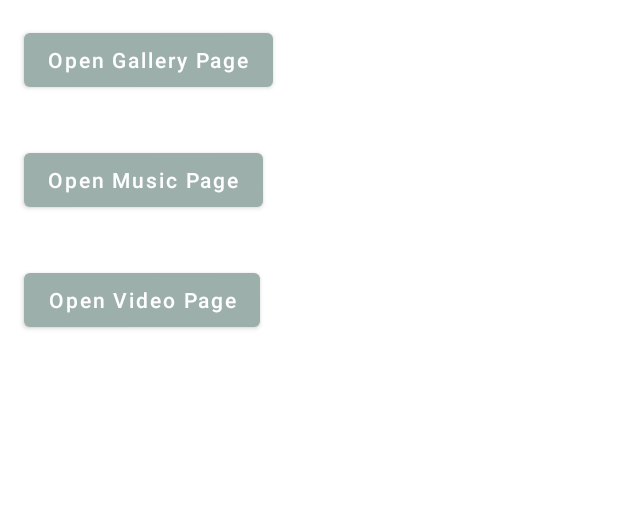
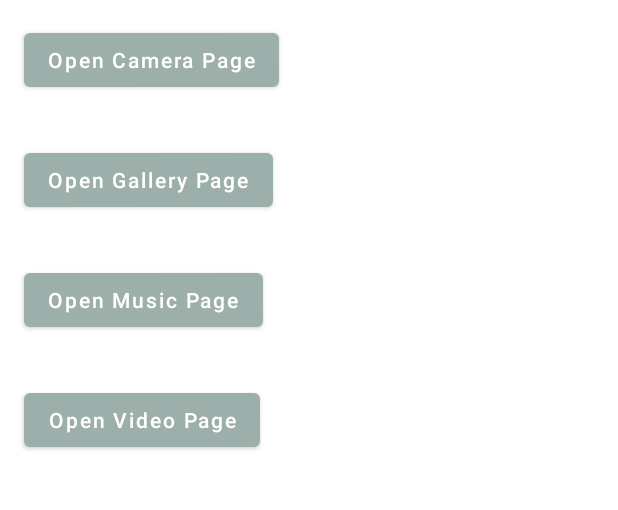
Before and after one commit to dimdimasdim/Training-Android-Action-Bar-Multimedia, an Android app: the screen it shows after launch (MainActivity), on a phone screen of 412 x 824 dp, the part 96-606 px from its top. Run offline under Robolectric (Android 15) with nearby library versions, the phone set to English and light mode, and no system bars.

Commit message:
feat: setup pick from camera

```diff
--- a/app/build.gradle.kts
+++ b/app/build.gradle.kts
@@ -18,6 +18,9 @@ android {
     }
 
     buildTypes {
+        debug {
+
+        }
         release {
             isMinifyEnabled = false
             proguardFiles(
--- a/app/src/main/java/com/dimas/actionbarmultimedia/MainActivity.kt
+++ b/app/src/main/java/com/dimas/actionbarmultimedia/MainActivity.kt
@@ -9,6 +9,7 @@ import android.widget.TextView
 import android.widget.Toast
 import androidx.appcompat.app.AppCompatActivity
 import com.dimas.actionbarmultimedia.databinding.ActivityMainBinding
+import com.dimas.actionbarmultimedia.screen.CameraActivity
 import com.dimas.actionbarmultimedia.screen.GalleryActivity
 import com.dimas.actionbarmultimedia.screen.MusicActivity
 import com.dimas.actionbarmultimedia.screen.VideoActivity
@@ -26,9 +27,17 @@ class MainActivity : AppCompatActivity() {
         binding = ActivityMainBinding.inflate(layoutInflater)
         setContentView(binding.root)
         initializeToolbar()
+        openCamera()
         openGallery()
         openMusicPage()
         openVideoPage()
+    }
+
+    private fun openCamera() {
+        binding.buttonCamera.setOnClickListener {
+            val intent = Intent(this, CameraActivity::class.java)
+            startActivity(intent)
+        }
     }
 
     private fun openGallery() {
--- a/app/src/main/java/com/dimas/actionbarmultimedia/screen/GalleryActivity.kt
+++ b/app/src/main/java/com/dimas/actionbarmultimedia/screen/GalleryActivity.kt
@@ -63,7 +63,6 @@ class GalleryActivity : AppCompatActivity() {
         val file = getFile(this, uri)
         if (file?.exists() == true) {
             binding.imageDisplay.setImageURI(uri)
-            Toast.makeText(this, "Ulalala", Toast.LENGTH_SHORT).show()
         }
     }
 }
--- a/app/src/main/res/layout/activity_main.xml
+++ b/app/src/main/res/layout/activity_main.xml
@@ -14,6 +14,15 @@
         android:layout_width="match_parent"
         android:layout_height="?attr/actionBarSize"
         android:background="@color/color_sage"/>
+
+    <Button
+        android:id="@+id/buttonCamera"
+        android:layout_width="wrap_content"
+        android:layout_height="wrap_content"
+        android:layout_margin="16dp"
+        android:text="@string/label_open_camera_page"
+        android:textAllCaps="false"
+        style="@style/Widget.MaterialComponents.Button"/>
 
     <Button
         android:id="@+id/buttonGallery"
--- a/app/src/main/res/values/strings.xml
+++ b/app/src/main/res/values/strings.xml
@@ -11,4 +11,6 @@
     <string name="label_open_Gallery_page">Open Gallery Page</string>
     <string name="label_open_video_page">Open Video Page</string>
     <string name="label_pick_gallery">Pick Galery</string>
+    <string name="label_pick_camera">Pick Camera</string>
+    <string name="label_open_camera_page">Open Camera Page</string>
 </resources>
```
Also changed, not shown: app/src/main/AndroidManifest.xml (+10 -9 lines), app/src/main/java/com/dimas/actionbarmultimedia/screen/CameraActivity.kt (added, +68 -0 lines), app/src/main/java/com/dimas/actionbarmultimedia/utils/FileUtils.kt (+16 -0 lines), app/src/main/res/layout/activity_camera.xml (added, +32 -0 lines).
